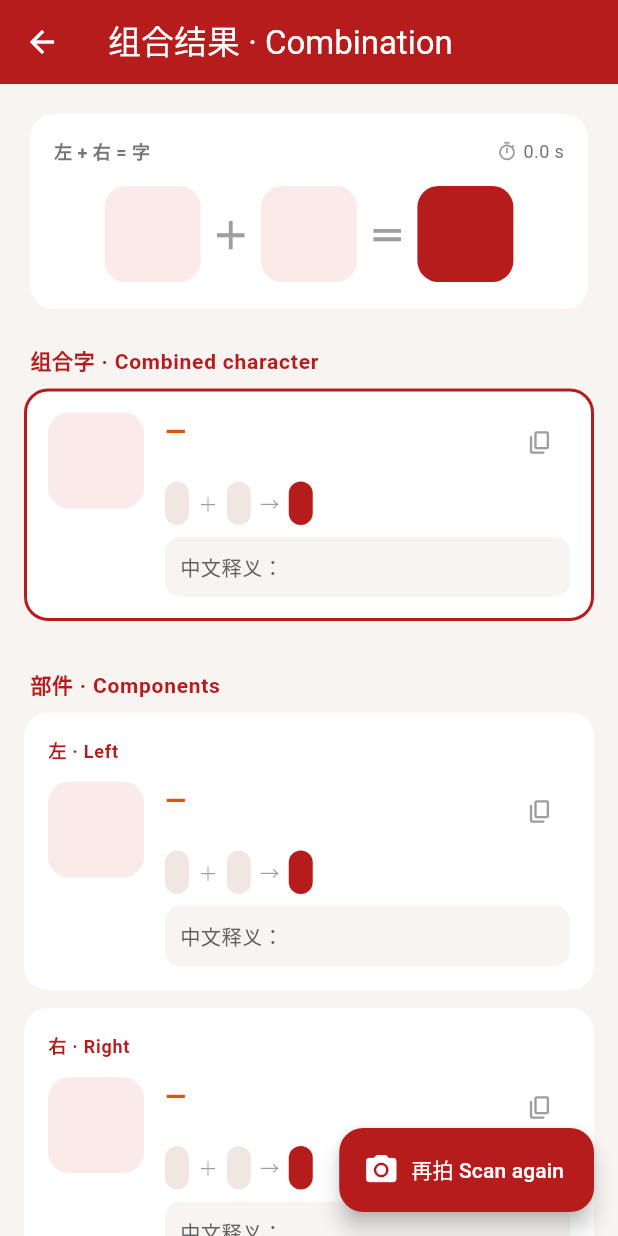
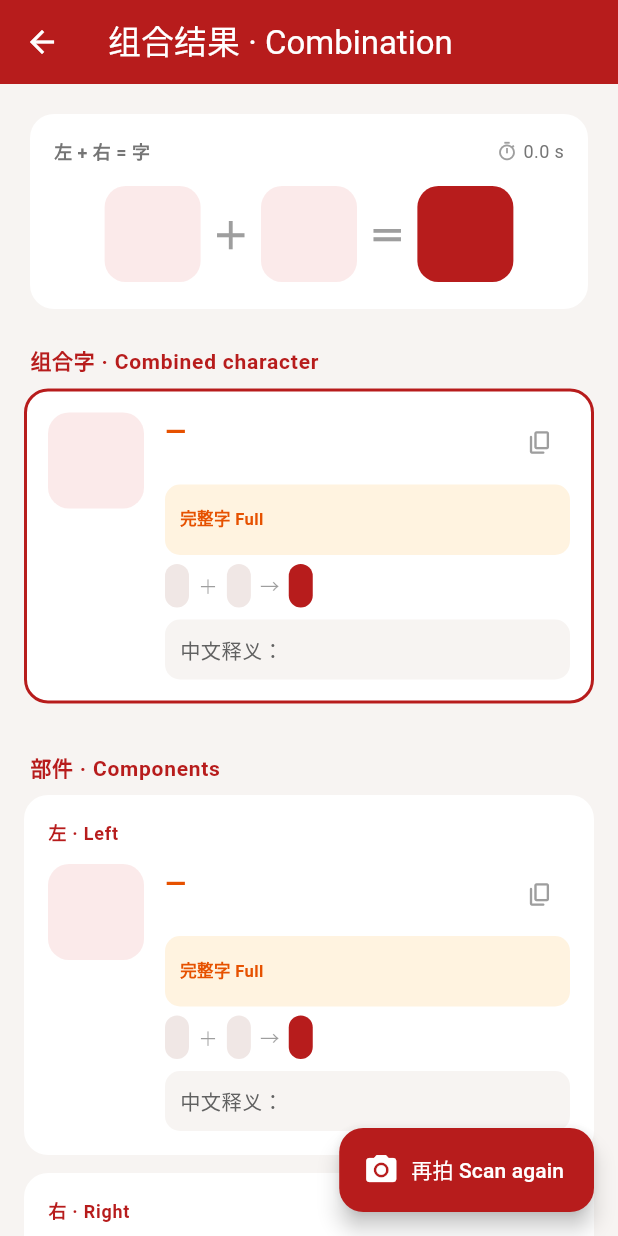
Before and after one commit to joperjoker/chinese-char-ocr-app, a Flutter app: the ComposeResultScreen screen opened directly with empty values, on a phone screen of 412 x 824 dp. Run offline on Flutter 3.47's test engine with Material 3 defaults, Android fonts, the phone set to English and light mode, and no system bars; our stand-ins replace camera; missing offline and left inert: google_mlkit_text_recognition, lpinyin.

Commit message:
Show both the side form and full-character version of each component
For radical side-forms (氵 讠 亻 忄 扌 钅 纟 犭 礻 衤 饣 冫 刂) the result now
surfaces the full standalone character each side is the reduced form of, with
its pinyin and meaning — e.g. the left side 氵 also shows 水 (shuǐ, water). A
side that is already a full character (女, 子, 工 …) shows nothing extra.

- component_map.dart: kComponentToStandalone + fullCharacterOf() — curated
  component→full-character map for the left/right radical forms.
- recognised_item.dart: RecognisedItem.fullForm (+ hasFullForm); a side carries
  the item for its full character.
- text_analyzer.dart: buildItem attaches the full-character item via
  _fullFormOf() (one level deep — standalone chars are never component keys).
- item_card.dart: new FullFormRow renders "完整字 Full 水 shuǐ · water" under the
  side's pinyin; shown only when a distinct full form exists.
- tests: buildItem surfaces 氵→水 with reading/meaning, full chars and already-
  full sides have no nested form, and a recovered side (水→氵) carries 水.

https://claude.ai/code/session_0115NeZXC8RWYV33a7YYz6vA

```diff
--- a/lib/models/recognised_item.dart
+++ b/lib/models/recognised_item.dart
@@ -18,16 +18,25 @@ class RecognisedItem {
   /// Left/right radical decomposition — single characters only.
   final RadicalInfo? radicals;
 
+  /// When this item is a radical *component form* (e.g. 氵), the full standalone
+  /// character it is the reduced form of (e.g. 水, with its own pinyin and
+  /// definitions). Null when the item is already a full character.
+  final RecognisedItem? fullForm;
+
   const RecognisedItem({
     required this.text,
     required this.pinyin,
     this.englishDefinitions = const [],
     this.chineseDefinition,
     this.radicals,
+    this.fullForm,
   });
 
   /// True when this item is a multi-character word.
   bool get isWord => text.runes.length > 1;
+
+  /// True when a distinct full-character version of this side is available.
+  bool get hasFullForm => fullForm != null;
 }
 
 /// The full analysis of one recognised frame.
--- a/lib/widgets/item_card.dart
+++ b/lib/widgets/item_card.dart
@@ -110,6 +110,13 @@ class ItemCard extends StatelessWidget {
                         ],
                       ),
 
+                      // Full-character version of a radical side, e.g. 氵 → 水.
+                      if (item.hasFullForm)
+                        Padding(
+                          padding: const EdgeInsets.only(top: 8),
+                          child: FullFormRow(full: item.fullForm!),
+                        ),
+
                       // Radical decomposition row, e.g.  女 ＋ 子 → 好
                       if (hasRadicals)
                         Padding(
@@ -190,6 +197,80 @@ class ItemCard extends StatelessWidget {
   }
 }
 
+/// Shows the full standalone character a radical side is the reduced form of,
+/// e.g. 氵 → 水 (shuǐ, water). Gives a learner the reading and meaning of a side
+/// that, as a bare component, has neither.
+class FullFormRow extends StatelessWidget {
+  const FullFormRow({super.key, required this.full});
+
+  final RecognisedItem full;
+
+  @override
+  Widget build(BuildContext context) {
+    final gloss = full.englishDefinitions.isNotEmpty
+        ? full.englishDefinitions.first
+        : null;
+    return Container(
+      padding: const EdgeInsets.symmetric(horizontal: 10, vertical: 8),
+      decoration: BoxDecoration(
+        color: const Color(0xFFFFF3E0),
+        borderRadius: BorderRadius.circular(10),
+      ),
+      child: Row(
+        crossAxisAlignment: CrossAxisAlignment.center,
+        children: [
+          const Text(
+            '完整字 Full',
+            style: TextStyle(
+              fontSize: 11,
+              fontWeight: FontWeight.w700,
+              color: Color(0xFFE65100),
+            ),
+          ),
+          const SizedBox(width: 8),
+          Text(
+            full.text,
+            style: const TextStyle(
+              fontSize: 22,
+              fontWeight: FontWeight.w700,
+              color: Color(0xFFB71C1C),
+            ),
+          ),
+          const SizedBox(width: 8),
+          Expanded(
+            child: Column(
+              crossAxisAlignment: CrossAxisAlignment.start,
+              mainAxisSize: MainAxisSize.min,
+              children: [
+                if (full.pinyin.isNotEmpty)
+                  Text(
+                    full.pinyin,
+                    style: const TextStyle(
+                      fontSize: 14,
+                      fontWeight: FontWeight.w600,
+                      color: Color(0xFFE65100),
+                    ),
+                  ),
+                if (gloss != null)
+                  Text(
+                    gloss,
+                    maxLines: 2,
+                    overflow: TextOverflow.ellipsis,
+                    style: const TextStyle(
+                      fontSize: 13,
+                      height: 1.3,
+                      color: Color(0xFF5D4037),
+                    ),
+                  ),
+              ],
+            ),
+          ),
+        ],
+      ),
+    );
+  }
+}
+
 /// A small rounded tag used in the radical-decomposition row.
 class RadicalChip extends StatelessWidget {
   const RadicalChip({super.key, required this.label, this.highlight = false});
```
Also changed, not shown: lib/services/component_map.dart (+28 -0 lines), lib/services/text_analyzer.dart (+13 -0 lines), 1 other file.
